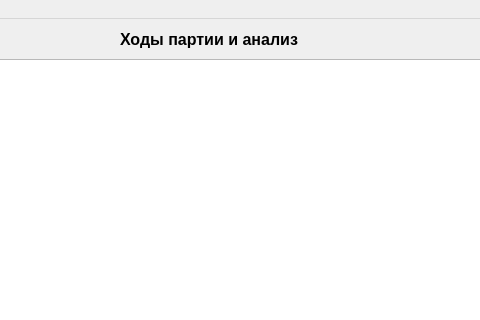
First picture: the form in main.ui, repository Ol333/gh, before the edit; both pictures show x 760 to 1240 and y 0 to 320 of the 1343 by 679 pixel window.
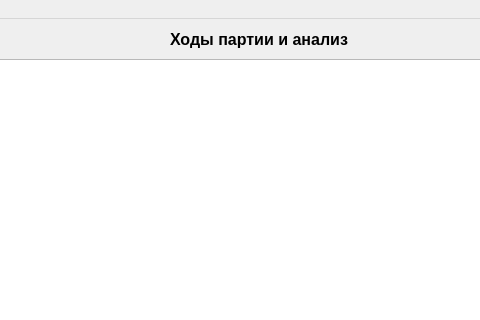
Second picture: the form after the edit.

```diff
--- a/main.ui
+++ b/main.ui
@@ -27,7 +27,7 @@
    <widget class="QLabel" name="label">
     <property name="geometry">
      <rect>
-      <x>880</x>
+      <x>930</x>
       <y>10</y>
       <width>191</width>
       <height>21</height>
```
